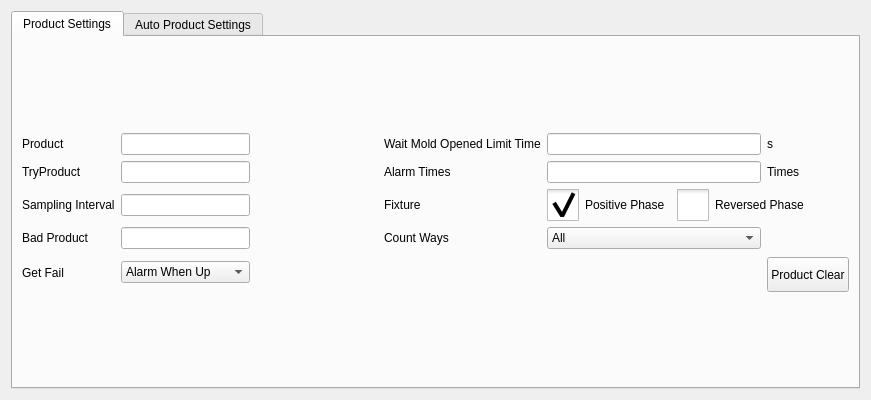
The window that hcsettings/ichcproductsettingframe.ui (dongdong-2009/3-5AxisRobot) describes before a commit, drawn with Qt 5.
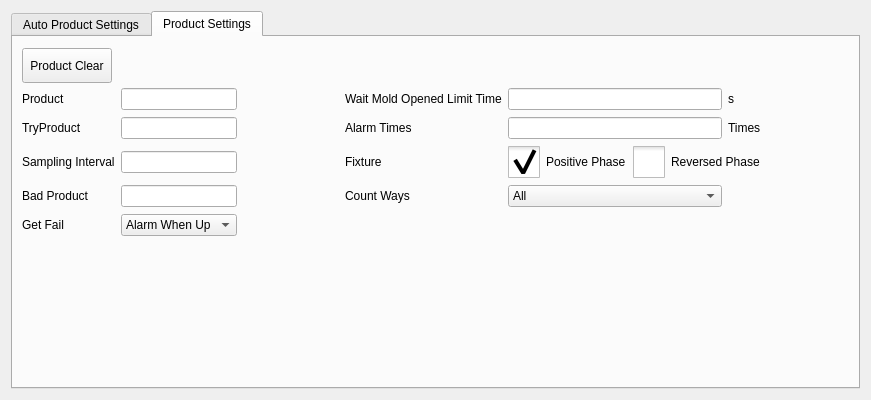
The same window after the commit. The open tabs and pages were chosen to show the change. Icons and pictures are not drawn. Custom widgets are drawn as their Qt base class.

```diff
--- a/hcsettings/ichcproductsettingframe.ui
+++ b/hcsettings/ichcproductsettingframe.ui
@@ -25,293 +25,6 @@
      <property name="currentIndex">
       <number>0</number>
      </property>
-     <widget class="QWidget" name="tab">
-      <attribute name="title">
-       <string>Product Settings</string>
-      </attribute>
-      <layout class="QVBoxLayout" name="verticalLayout_2">
-       <item>
-        <layout class="QGridLayout" name="gridLayout_2">
-         <item row="0" column="0">
-          <widget class="QLabel" name="label">
-           <property name="text">
-            <string>Product</string>
-           </property>
-          </widget>
-         </item>
-         <item row="0" column="1">
-          <widget class="ICLineEditWithVirtualNumericKeypad" name="productLineEdit"/>
-         </item>
-         <item row="0" column="2">
-          <spacer name="horizontalSpacer">
-           <property name="orientation">
-            <enum>Qt::Horizontal</enum>
-           </property>
-           <property name="sizeHint" stdset="0">
-            <size>
-             <width>37</width>
-             <height>17</height>
-            </size>
-           </property>
-          </spacer>
-         </item>
-         <item row="0" column="3">
-          <widget class="QLabel" name="label_2">
-           <property name="text">
-            <string>Wait Mold Opened Limit Time</string>
-           </property>
-          </widget>
-         </item>
-         <item row="0" column="4">
-          <widget class="ICLineEditWithVirtualNumericKeypad" name="waitTimeEdit"/>
-         </item>
-         <item row="1" column="0">
-          <widget class="QLabel" name="label_7">
-           <property name="text">
-            <string>TryProduct</string>
-           </property>
-          </widget>
-         </item>
-         <item row="1" column="1">
-          <widget class="ICLineEditWithVirtualNumericKeypad" name="tryProductEdit"/>
-         </item>
-         <item row="1" column="3">
-          <widget class="QLabel" name="label_5">
-           <property name="text">
-            <string>Alarm Times</string>
-           </property>
-          </widget>
-         </item>
-         <item row="1" column="4">
-          <widget class="ICLineEditWithVirtualNumericKeypad" name="alarmTimesEdit"/>
-         </item>
-         <item row="2" column="0">
-          <widget class="QLabel" name="label_8">
-           <property name="text">
-            <string>Sampling Interval</string>
-           </property>
-          </widget>
-         </item>
-         <item row="2" column="1">
-          <widget class="ICLineEditWithVirtualNumericKeypad" name="samplingEdit"/>
-         </item>
-         <item row="2" column="3">
-          <widget class="QLabel" name="label_17">
-           <property name="styleSheet">
-            <string notr="true">height:27px ;</string>
-           </property>
-           <property name="text">
-            <string>Fixture</string>
-           </property>
-          </widget>
-         </item>
-         <item row="2" column="4" colspan="2">
-          <layout class="QHBoxLayout" name="horizontalLayout_2">
-           <item>
-            <widget class="QCheckBox" name="positiveCheckBox">
-             <property name="styleSheet">
-              <string notr="true">::indicator {
-     width: 32px;
-     height: 32px;
- }
-
-::indicator:unchecked 
-{
-     image: url(:/resource/check_unchecked.png);
- }
-::indicator:checked 
-{
-     image: url(:/resource/check_checked.png);
- }
-
-QRadioButton::indicator:checked:disabled
-{
- image: url(:/resource/check_checked_disable.png);
-}
-
-QRadioButton::indicator:unchecked:disabled
-{
- image: url(:/resource/check_unchecked_disable.png);
-}</string>
-             </property>
-             <property name="text">
-              <string>Positive Phase</string>
-             </property>
-             <property name="checked">
-              <bool>true</bool>
-             </property>
-             <attribute name="buttonGroup">
-              <string notr="true">buttonGroup</string>
-             </attribute>
-            </widget>
-           </item>
-           <item>
-            <widget class="QCheckBox" name="reversedCheckBox">
-             <property name="acceptDrops">
-              <bool>false</bool>
-             </property>
-             <property name="autoFillBackground">
-              <bool>false</bool>
-             </property>
-             <property name="styleSheet">
-              <string notr="true">::indicator {
-     width: 32px;
-     height: 32px;
- }
-
-::indicator:unchecked 
-{
-     image: url(:/resource/check_unchecked.png);
- }
-::indicator:checked 
-{
-     image: url(:/resource/check_checked.png);
- }
-
-QRadioButton::indicator:checked:disabled
-{
- image: url(:/resource/check_checked_disable.png);
-}
-
-QRadioButton::indicator:unchecked:disabled
-{
- image: url(:/resource/check_unchecked_disable.png);
-}</string>
-             </property>
-             <property name="text">
-              <string>Reversed Phase</string>
-             </property>
-             <property name="checkable">
-              <bool>true</bool>
-             </property>
-             <property name="checked">
-              <bool>false</bool>
-             </property>
-             <attribute name="buttonGroup">
-              <string notr="true">buttonGroup</string>
-             </attribute>
-            </widget>
-           </item>
-          </layout>
-         </item>
-         <item row="3" column="0">
-          <widget class="QLabel" name="label_9">
-           <property name="text">
-            <string>Bad Product</string>
-           </property>
-          </widget>
-         </item>
-         <item row="3" column="1">
-          <widget class="ICLineEditWithVirtualNumericKeypad" name="samplingEdit_3"/>
-         </item>
-         <item row="3" column="3">
-          <widget class="QLabel" name="label_18">
-           <property name="styleSheet">
-            <string notr="true">height:27px ;</string>
-           </property>
-           <property name="text">
-            <string>Count Ways</string>
-           </property>
-          </widget>
-         </item>
-         <item row="3" column="4">
-          <widget class="QComboBox" name="countUnitBox">
-           <item>
-            <property name="text">
-             <string>All</string>
-            </property>
-           </item>
-           <item>
-            <property name="text">
-             <string>Good</string>
-            </property>
-           </item>
-           <item>
-            <property name="text">
-             <string>Stack-1</string>
-            </property>
-           </item>
-           <item>
-            <property name="text">
-             <string>Stack-2</string>
-            </property>
-           </item>
-           <item>
-            <property name="text">
-             <string>Stack-3</string>
-            </property>
-           </item>
-           <item>
-            <property name="text">
-             <string>Stack-4</string>
-            </property>
-           </item>
-          </widget>
-         </item>
-         <item row="4" column="0">
-          <widget class="QLabel" name="label_10">
-           <property name="text">
-            <string>Get Fail</string>
-           </property>
-          </widget>
-         </item>
-         <item row="4" column="1">
-          <widget class="QComboBox" name="getFailWay">
-           <item>
-            <property name="text">
-             <string>Alarm When Up</string>
-            </property>
-           </item>
-           <item>
-            <property name="text">
-             <string>Alarm Once</string>
-            </property>
-           </item>
-          </widget>
-         </item>
-         <item row="4" column="5" colspan="2">
-          <widget class="QPushButton" name="productClearButton">
-           <property name="minimumSize">
-            <size>
-             <width>0</width>
-             <height>35</height>
-            </size>
-           </property>
-           <property name="maximumSize">
-            <size>
-             <width>16777215</width>
-             <height>30</height>
-            </size>
-           </property>
-           <property name="text">
-            <string>Product Clear</string>
-           </property>
-           <property name="autoRepeat">
-            <bool>true</bool>
-           </property>
-           <property name="autoRepeatDelay">
-            <number>50</number>
-           </property>
-          </widget>
-         </item>
-         <item row="0" column="5">
-          <widget class="QLabel" name="label_4">
-           <property name="text">
-            <string>s</string>
-           </property>
-          </widget>
-         </item>
-         <item row="1" column="5">
-          <widget class="QLabel" name="label_6">
-           <property name="text">
-            <string>Times</string>
-           </property>
-          </widget>
-         </item>
-        </layout>
-       </item>
-      </layout>
-     </widget>
      <widget class="QWidget" name="tab_2">
       <attribute name="title">
        <string>Auto Product Settings</string>
@@ -840,6 +553,305 @@
        </item>
       </layout>
      </widget>
+     <widget class="QWidget" name="tab">
+      <attribute name="title">
+       <string>Product Settings</string>
+      </attribute>
+      <widget class="QPushButton" name="productClearButton">
+       <property name="geometry">
+        <rect>
+         <x>9</x>
+         <y>11</y>
+         <width>90</width>
+         <height>35</height>
+        </rect>
+       </property>
+       <property name="minimumSize">
+        <size>
+         <width>0</width>
+         <height>35</height>
+        </size>
+       </property>
+       <property name="maximumSize">
+        <size>
+         <width>16777215</width>
+         <height>30</height>
+        </size>
+       </property>
+       <property name="text">
+        <string>Product Clear</string>
+       </property>
+       <property name="autoRepeat">
+        <bool>true</bool>
+       </property>
+       <property name="autoRepeatDelay">
+        <number>50</number>
+       </property>
+      </widget>
+      <widget class="QWidget" name="noUse" native="true">
+       <property name="geometry">
+        <rect>
+         <x>9</x>
+         <y>50</y>
+         <width>739</width>
+         <height>152</height>
+        </rect>
+       </property>
+       <layout class="QGridLayout" name="gridLayout_2">
+        <item row="0" column="0">
+         <widget class="QLabel" name="label">
+          <property name="text">
+           <string>Product</string>
+          </property>
+         </widget>
+        </item>
+        <item row="0" column="1">
+         <widget class="ICLineEditWithVirtualNumericKeypad" name="productLineEdit"/>
+        </item>
+        <item row="0" column="2">
+         <spacer name="horizontalSpacer">
+          <property name="orientation">
+           <enum>Qt::Horizontal</enum>
+          </property>
+          <property name="sizeHint" stdset="0">
+           <size>
+            <width>37</width>
+            <height>17</height>
+           </size>
+          </property>
+         </spacer>
+        </item>
+        <item row="0" column="3">
+         <widget class="QLabel" name="label_2">
+          <property name="text">
+           <string>Wait Mold Opened Limit Time</string>
+          </property>
+         </widget>
+        </item>
+        <item row="0" column="4">
+         <widget class="ICLineEditWithVirtualNumericKeypad" name="waitTimeEdit"/>
+        </item>
+        <item row="1" column="0">
+         <widget class="QLabel" name="label_7">
+          <property name="text">
+           <string>TryProduct</string>
+          </property>
+         </widget>
+        </item>
+        <item row="1" column="1">
+         <widget class="ICLineEditWithVirtualNumericKeypad" name="tryProductEdit"/>
+        </item>
+        <item row="1" column="3">
+         <widget class="QLabel" name="label_5">
+          <property name="text">
+           <string>Alarm Times</string>
+          </property>
+         </widget>
+        </item>
+        <item row="1" column="4">
+         <widget class="ICLineEditWithVirtualNumericKeypad" name="alarmTimesEdit"/>
+        </item>
+        <item row="2" column="0">
+         <widget class="QLabel" name="label_8">
+          <property name="text">
+           <string>Sampling Interval</string>
+          </property>
+         </widget>
+        </item>
+        <item row="2" column="1">
+         <widget class="ICLineEditWithVirtualNumericKeypad" name="samplingEdit"/>
+        </item>
+        <item row="2" column="3">
+         <widget class="QLabel" name="label_17">
+          <property name="styleSheet">
+           <string notr="true">height:27px ;</string>
+          </property>
+          <property name="text">
+           <string>Fixture</string>
+          </property>
+         </widget>
+        </item>
+        <item row="2" column="4" colspan="2">
+         <layout class="QHBoxLayout" name="horizontalLayout_2">
+          <item>
+           <widget class="QCheckBox" name="positiveCheckBox">
+            <property name="styleSheet">
+             <string notr="true">::indicator {
+     width: 32px;
+     height: 32px;
+ }
+
+::indicator:unchecked 
+{
+     image: url(:/resource/check_unchecked.png);
+ }
+::indicator:checked 
+{
+     image: url(:/resource/check_checked.png);
+ }
+
+QRadioButton::indicator:checked:disabled
+{
+ image: url(:/resource/check_checked_disable.png);
+}
+
+QRadioButton::indicator:unchecked:disabled
+{
+ image: url(:/resource/check_unchecked_disable.png);
+}</string>
+            </property>
+            <property name="text">
+             <string>Positive Phase</string>
+            </property>
+            <property name="checked">
+             <bool>true</bool>
+            </property>
+            <attribute name="buttonGroup">
+             <string notr="true">buttonGroup</string>
+            </attribute>
+           </widget>
+          </item>
+          <item>
+           <widget class="QCheckBox" name="reversedCheckBox">
+            <property name="acceptDrops">
+             <bool>false</bool>
+            </property>
+            <property name="autoFillBackground">
+             <bool>false</bool>
+            </property>
+            <property name="styleSheet">
+             <string notr="true">::indicator {
+     width: 32px;
+     height: 32px;
+ }
+
+::indicator:unchecked 
+{
+     image: url(:/resource/check_unchecked.png);
+ }
+::indicator:checked 
+{
+     image: url(:/resource/check_checked.png);
+ }
+
+QRadioButton::indicator:checked:disabled
+{
+ image: url(:/resource/check_checked_disable.png);
+}
+
+QRadioButton::indicator:unchecked:disabled
+{
+ image: url(:/resource/check_unchecked_disable.png);
+}</string>
+            </property>
+            <property name="text">
+             <string>Reversed Phase</string>
+            </property>
+            <property name="checkable">
+             <bool>true</bool>
+            </property>
+            <property name="checked">
+             <bool>false</bool>
+            </property>
+            <attribute name="buttonGroup">
+             <string notr="true">buttonGroup</string>
+            </attribute>
+           </widget>
+          </item>
+         </layout>
+        </item>
+        <item row="3" column="0">
+         <widget class="QLabel" name="label_9">
+          <property name="text">
+           <string>Bad Product</string>
+          </property>
+         </widget>
+        </item>
+        <item row="3" column="1">
+         <widget class="ICLineEditWithVirtualNumericKeypad" name="samplingEdit_3"/>
+        </item>
+        <item row="3" column="3">
+         <widget class="QLabel" name="label_18">
+          <property name="styleSheet">
+           <string notr="true">height:27px ;</string>
+          </property>
+          <property name="text">
+           <string>Count Ways</string>
+          </property>
+         </widget>
+        </item>
+        <item row="3" column="4">
+         <widget class="QComboBox" name="countUnitBox">
+          <item>
+           <property name="text">
+            <string>All</string>
+           </property>
+          </item>
+          <item>
+           <property name="text">
+            <string>Good</string>
+           </property>
+          </item>
+          <item>
+           <property name="text">
+            <string>Stack-1</string>
+           </property>
+          </item>
+          <item>
+           <property name="text">
+            <string>Stack-2</string>
+           </property>
+          </item>
+          <item>
+           <property name="text">
+            <string>Stack-3</string>
+           </property>
+          </item>
+          <item>
+           <property name="text">
+            <string>Stack-4</string>
+           </property>
+          </item>
+         </widget>
+        </item>
+        <item row="4" column="0">
+         <widget class="QLabel" name="label_10">
+          <property name="text">
+           <string>Get Fail</string>
+          </property>
+         </widget>
+        </item>
+        <item row="4" column="1">
+         <widget class="QComboBox" name="getFailWay">
+          <item>
+           <property name="text">
+            <string>Alarm When Up</string>
+           </property>
+          </item>
+          <item>
+           <property name="text">
+            <string>Alarm Once</string>
+           </property>
+          </item>
+         </widget>
+        </item>
+        <item row="0" column="5">
+         <widget class="QLabel" name="label_4">
+          <property name="text">
+           <string>s</string>
+          </property>
+         </widget>
+        </item>
+        <item row="1" column="5">
+         <widget class="QLabel" name="label_6">
+          <property name="text">
+           <string>Times</string>
+          </property>
+         </widget>
+        </item>
+       </layout>
+      </widget>
+     </widget>
     </widget>
    </item>
   </layout>
```
